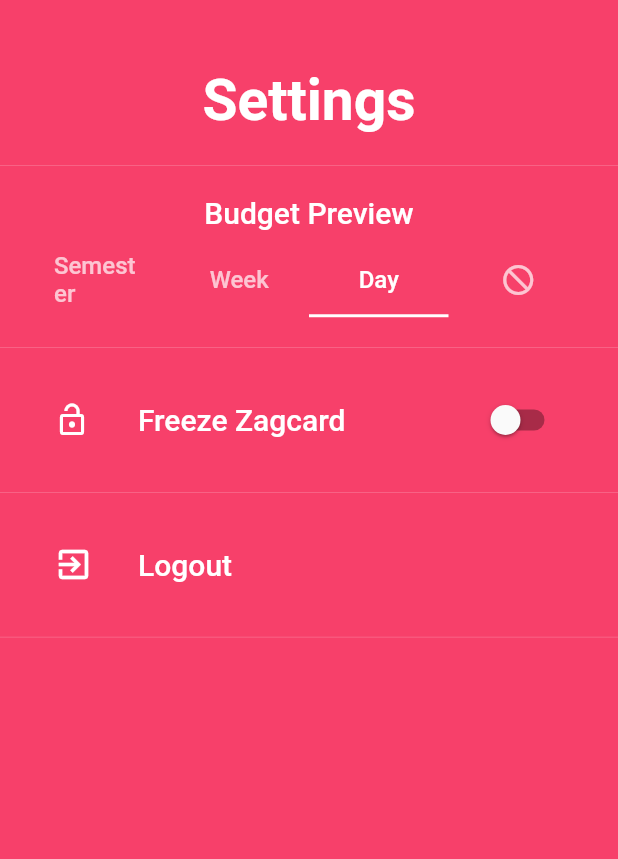
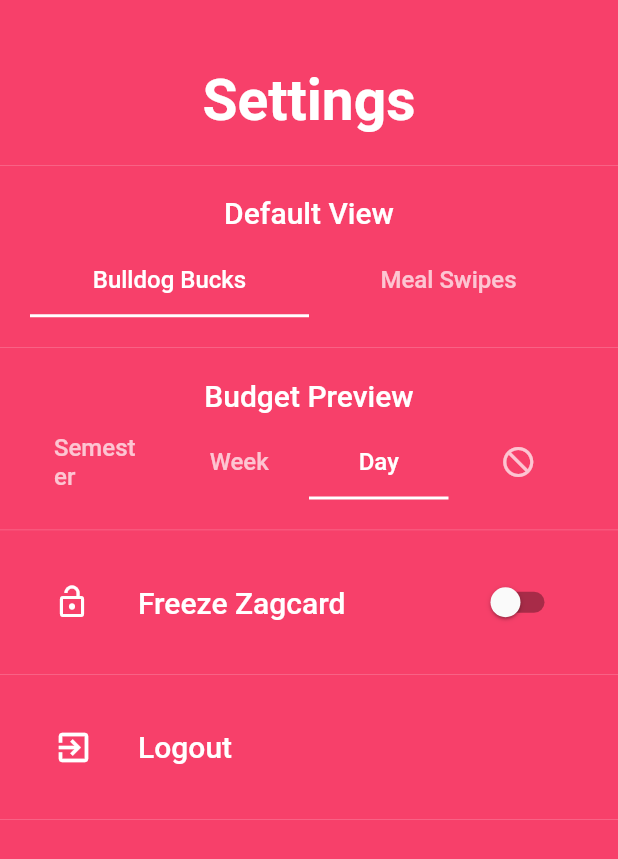
Before and after one commit to maxchehab/Bulldog-Bucks, a Flutter app: the Settings widget shown alone on an empty page, opened directly with empty values, on a phone screen of 412 x 824 dp. Shown: the top 859 px of the screen. Run offline on Flutter 3.47's test engine with Material 2 defaults, Android fonts, the phone set to English and light mode, and no system bars.

Commit message:
Implemented Default View settings

```diff
--- /dev/null
+++ b/lib/Components/CarouselSettings.dart
@@ -0,0 +1,48 @@
+import 'package:flutter/material.dart';
+
+class CarouselSettings extends StatelessWidget {
+  @override
+  Widget build(BuildContext context) {
+    return (new Container(
+        decoration: new BoxDecoration(
+            border: new Border(
+                bottom: new BorderSide(
+          width: 0.5,
+          color: Colors.white24,
+        ))),
+        padding: new EdgeInsets.all(20.0),
+        child: new Column(
+          children: <Widget>[
+            new Padding(
+                padding: new EdgeInsets.only(bottom: 10.0),
+                child: new Text(
+                  "Default View",
+                  style: new TextStyle(
+                      fontSize: 20.0,
+                      color: Colors.white,
+                      fontWeight: FontWeight.w500),
+                )),
+            new DefaultTabController(
+                length: 2,
+                initialIndex: 0,
+                child: new Container(
+                  child: new TabBar(
+                    indicatorColor: Colors.white,
+                    tabs: [
+                      new Tab(
+                          child: new Text(
+                        "Bulldog Bucks",
+                        style: new TextStyle(fontSize: 16.0),
+                      )),
+                      new Tab(
+                          child: new Text(
+                        "Meal Swipes",
+                        style: new TextStyle(fontSize: 16.0),
+                      ))
+                    ],
+                  ),
+                ))
+          ],
+        )));
+  }
+}
--- a/lib/Components/Settings.dart
+++ b/lib/Components/Settings.dart
@@ -2,6 +2,7 @@ import 'package:flutter/material.dart';
 import 'CustomTitle.dart';
 import 'LogoutSettings.dart';
 import 'BudgetingSettings.dart';
+import 'CarouselSettings.dart';
 import 'FreezeSettings.dart';
 import 'package:flutter/scheduler.dart' show timeDilation;
 import 'dart:async';
@@ -54,6 +55,7 @@ class Settings extends StatelessWidget {
                         )),
                         padding: new EdgeInsets.only(top: 45.0, bottom: 20.0),
                         child: new CustomTitle("Settings")),
+                    new CarouselSettings(),
                     new BudgetingSettings(),
                     new FreezeSettings(),
                     new LogoutSettings(logout),
```
